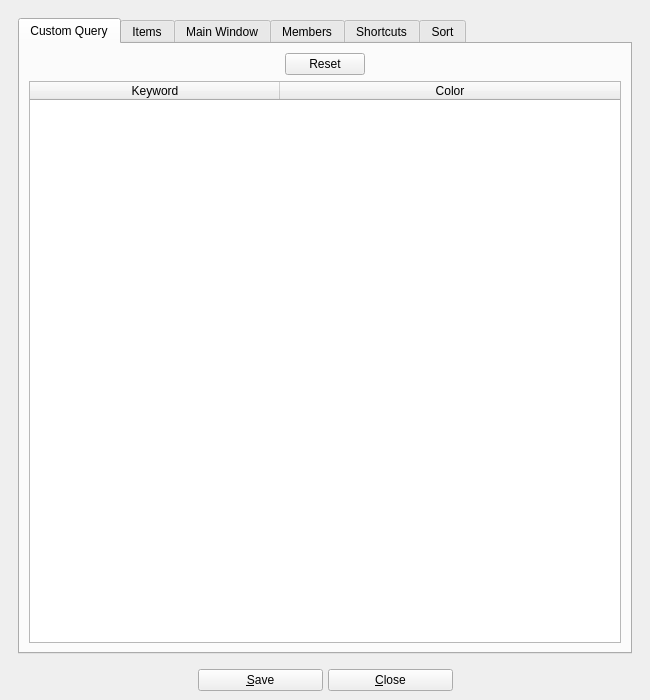
Qt form UI/biblioteq_otheroptions.ui (textbrowser/biblioteq) before a commit.
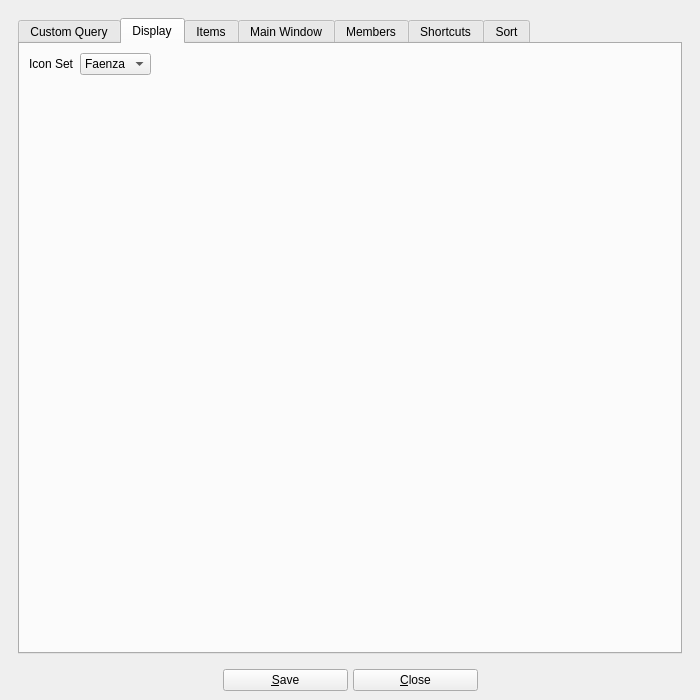
The same form after that commit. The open tabs and pages were chosen to show the change. Icons and pictures are not drawn.

Commit message: System icons.

What changed in the file:
```diff
--- a/UI/biblioteq_otheroptions.ui
+++ b/UI/biblioteq_otheroptions.ui
@@ -6,7 +6,7 @@
    <rect>
     <x>0</x>
     <y>0</y>
-    <width>650</width>
+    <width>700</width>
     <height>700</height>
    </rect>
   </property>
@@ -32,7 +32,7 @@
         <rect>
          <x>0</x>
          <y>0</y>
-         <width>638</width>
+         <width>688</width>
          <height>642</height>
         </rect>
        </property>
@@ -130,6 +130,67 @@
             </item>
            </layout>
           </widget>
+          <widget class="QWidget" name="page_display">
+           <attribute name="title">
+            <string>Display</string>
+           </attribute>
+           <layout class="QVBoxLayout" name="verticalLayout_14">
+            <item>
+             <layout class="QHBoxLayout" name="horizontalLayout_9">
+              <item>
+               <widget class="QLabel" name="label_15">
+                <property name="text">
+                 <string>Icon Set</string>
+                </property>
+               </widget>
+              </item>
+              <item>
+               <widget class="QComboBox" name="display_icon_set">
+                <property name="sizeAdjustPolicy">
+                 <enum>QComboBox::AdjustToContents</enum>
+                </property>
+                <item>
+                 <property name="text">
+                  <string>Faenza</string>
+                 </property>
+                </item>
+                <item>
+                 <property name="text">
+                  <string>System</string>
+                 </property>
+                </item>
+               </widget>
+              </item>
+              <item>
+               <spacer name="horizontalSpacer_10">
+                <property name="orientation">
+                 <enum>Qt::Horizontal</enum>
+                </property>
+                <property name="sizeHint" stdset="0">
+                 <size>
+                  <width>40</width>
+                  <height>20</height>
+                 </size>
+                </property>
+               </spacer>
+              </item>
+             </layout>
+            </item>
+            <item>
+             <spacer name="verticalSpacer">
+              <property name="orientation">
+               <enum>Qt::Vertical</enum>
+              </property>
+              <property name="sizeHint" stdset="0">
+               <size>
+                <width>20</width>
+                <height>40</height>
+               </size>
+              </property>
+             </spacer>
+            </item>
+           </layout>
+          </widget>
           <widget class="QWidget" name="page_items">
            <attribute name="title">
             <string>Items</string>
```
Left out of the diff: 1 changed line with no effect on the pictures. The commit also changes 2 other files.
